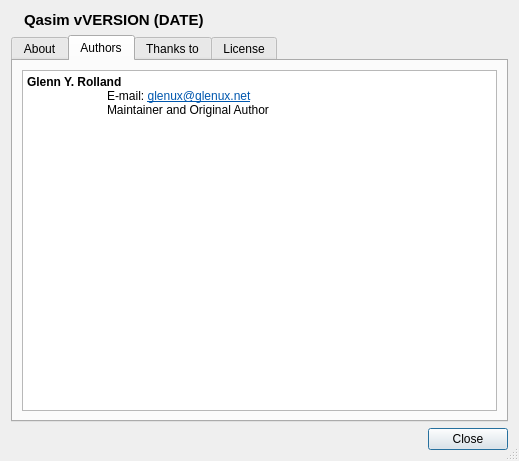
The window that lib/qasim/ui/about.ui (glenux/qasim) describes before a commit, drawn with Qt 5.
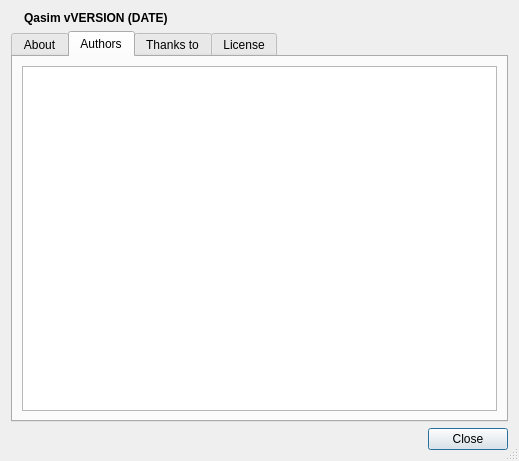
The same window after the commit. The open tabs and pages were chosen to show the change. Icons and pictures are not drawn.

Commit message: data: Move all UI text as resource files.

```diff
--- a/lib/qasim/ui/about.ui
+++ b/lib/qasim/ui/about.ui
@@ -39,8 +39,14 @@
            <verstretch>0</verstretch>
           </sizepolicy>
          </property>
+         <property name="font">
+          <font>
+           <weight>75</weight>
+           <bold>true</bold>
+          </font>
+         </property>
          <property name="text">
-          <string>&lt;html&gt;&lt;head/&gt;&lt;body&gt;&lt;p&gt;&lt;span style=&quot; font-size:11pt; font-weight:600;&quot;&gt;Qasim vVERSION (DATE)&lt;/span&gt;&lt;/p&gt;&lt;/body&gt;&lt;/html&gt;</string>
+          <string>Qasim vVERSION (DATE)</string>
          </property>
         </widget>
        </item>
@@ -113,9 +119,7 @@
 &lt;html&gt;&lt;head&gt;&lt;meta name=&quot;qrichtext&quot; content=&quot;1&quot; /&gt;&lt;style type=&quot;text/css&quot;&gt;
 p, li { white-space: pre-wrap; }
 &lt;/style&gt;&lt;/head&gt;&lt;body style=&quot; font-family:'DejaVu Sans'; font-size:9pt; font-weight:400; font-style:normal;&quot;&gt;
-&lt;p style=&quot; margin-top:0px; margin-bottom:0px; margin-left:0px; margin-right:0px; -qt-block-indent:0; text-indent:0px;&quot;&gt;&lt;span style=&quot; font-weight:600;&quot;&gt;Glenn Y. Rolland&lt;/span&gt;&lt;/p&gt;
-&lt;p style=&quot; margin-top:0px; margin-bottom:0px; margin-left:0px; margin-right:0px; -qt-block-indent:0; text-indent:0px;&quot;&gt;	E-mail: &lt;a href=&quot;mailto:glenux@glenux.net&quot;&gt;&lt;span style=&quot; text-decoration: underline; color:#0057ae;&quot;&gt;glenux@glenux.net&lt;/span&gt;&lt;/a&gt;&lt;/p&gt;
-&lt;p style=&quot; margin-top:0px; margin-bottom:0px; margin-left:0px; margin-right:0px; -qt-block-indent:0; text-indent:0px;&quot;&gt;	Maintainer and Original Author&lt;/p&gt;&lt;/body&gt;&lt;/html&gt;</string>
+&lt;p style=&quot;-qt-paragraph-type:empty; margin-top:0px; margin-bottom:0px; margin-left:0px; margin-right:0px; -qt-block-indent:0; text-indent:0px;&quot;&gt;&lt;br /&gt;&lt;/p&gt;&lt;/body&gt;&lt;/html&gt;</string>
            </property>
           </widget>
          </item>
```
Left out of the diff: 4 changed lines with no effect on the pictures. The commit also changes 4 other files.
